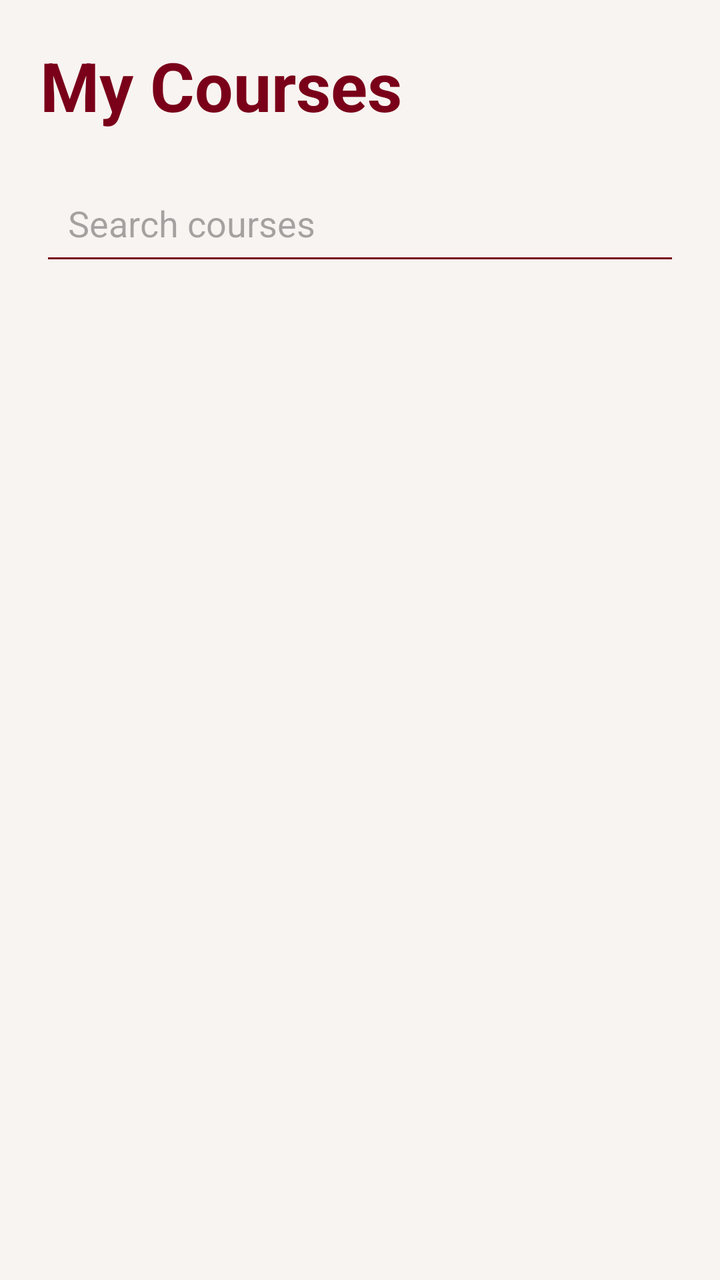
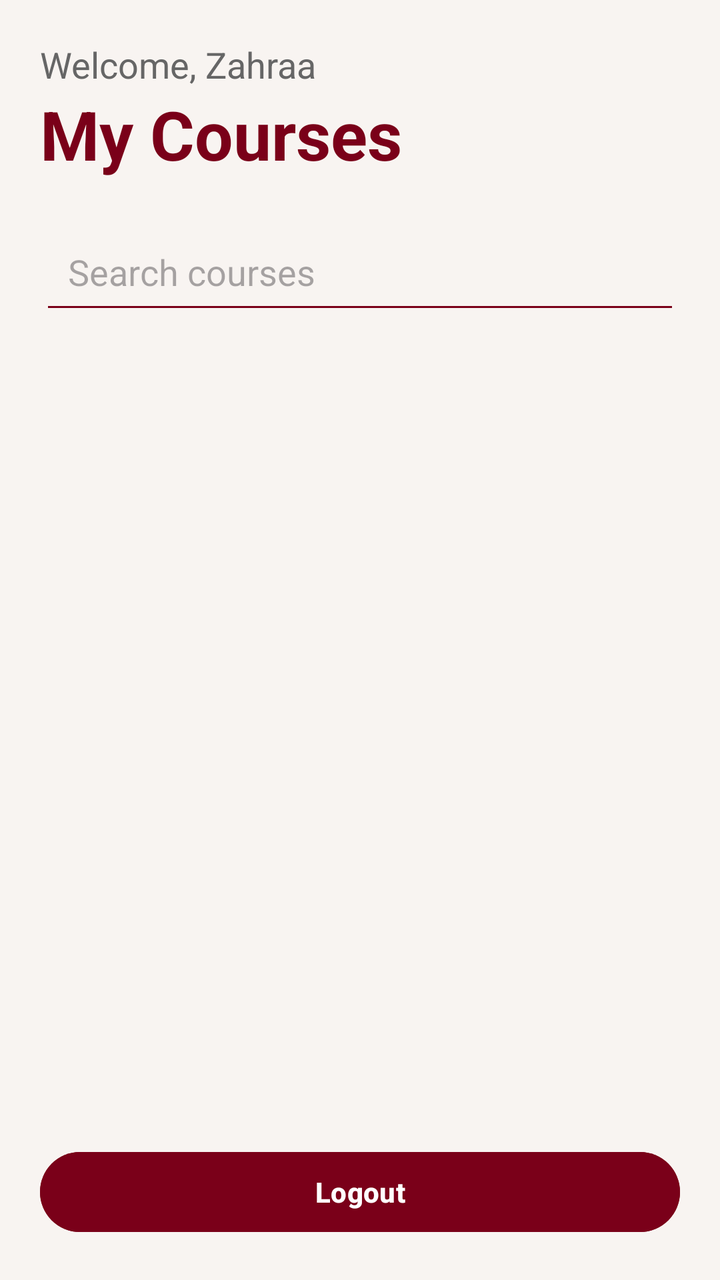

An Android layout rendered at two revisions. The XML below is the earlier revision; the diff shows what the commit changed to produce the second picture.
<!-- AndroidManifest.xml: application theme Theme.AUBStudyNotesApp -->
<!-- res/layout/activity_courses.xml -->
<?xml version="1.0" encoding="utf-8"?>
<LinearLayout xmlns:android="http://schemas.android.com/apk/res/android"
    android:layout_width="match_parent"
    android:layout_height="match_parent"
    android:orientation="vertical"
    android:padding="20dp"
    android:background="#F8F4F1">

    <TextView
        android:layout_width="wrap_content"
        android:layout_height="wrap_content"
        android:text="My Courses"
        android:textSize="34sp"
        android:textStyle="bold"
        android:textColor="#7A0019"
        android:layout_marginBottom="20dp"/>

    <EditText
        android:id="@+id/searchBar"
        android:layout_width="match_parent"
        android:layout_height="wrap_content"
        android:hint="Search courses"
        android:padding="14dp"
        android:backgroundTint="#7A0019"
        android:layout_marginBottom="20dp"/>

    <androidx.recyclerview.widget.RecyclerView
        android:id="@+id/recyclerCourses"
        android:layout_width="match_parent"
        android:layout_height="match_parent"/>

</LinearLayout>
<!-- resources referenced by this layout -->
<resources>
  <style name="Theme.AUBStudyNotesApp" parent="Base.Theme.AUBStudyNotesApp" />
  <style name="Base.Theme.AUBStudyNotesApp" parent="Theme.Material3.DayNight.NoActionBar">
          
          
      </style>
</resources>

<!-- the commit's change to res/layout/activity_courses.xml (unified diff, before → after) -->
@@ -5,6 +5,13 @@
     android:orientation="vertical"
     android:padding="20dp"
     android:background="#F8F4F1">
+
+    <TextView
+        android:layout_width="wrap_content"
+        android:layout_height="wrap_content"
+        android:text="Welcome, Zahraa"
+        android:textSize="18sp"
+        android:textColor="#666666"/>
 
     <TextView
         android:layout_width="wrap_content"
@@ -27,6 +34,17 @@
     <androidx.recyclerview.widget.RecyclerView
         android:id="@+id/recyclerCourses"
         android:layout_width="match_parent"
-        android:layout_height="match_parent"/>
+        android:layout_height="0dp"
+        android:layout_weight="1"/>
+
+    <Button
+        android:id="@+id/btnLogout"
+        android:layout_width="match_parent"
+        android:layout_height="wrap_content"
+        android:text="Logout"
+        android:textStyle="bold"
+        android:textColor="#FFFFFF"
+        android:backgroundTint="#7A0019"
+        android:layout_marginTop="12dp"/>
 
 </LinearLayout>
